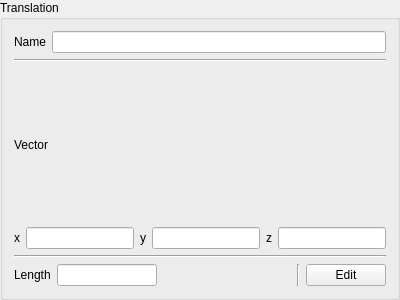
Old version of the form ui/transformation.ui in the repository ess-dmsc/nexus-constructor.
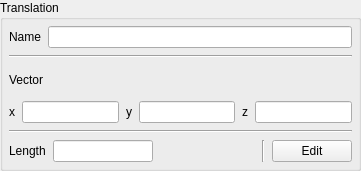
New version of the form.

Diff of the .ui file:
```diff
--- a/ui/transformation.ui
+++ b/ui/transformation.ui
@@ -6,8 +6,8 @@
    <rect>
     <x>0</x>
     <y>0</y>
-    <width>400</width>
-    <height>300</height>
+    <width>361</width>
+    <height>171</height>
    </rect>
   </property>
   <property name="windowTitle">
@@ -17,10 +17,28 @@
    <string>Translation</string>
   </property>
   <layout class="QVBoxLayout" name="verticalLayout_2">
+   <property name="leftMargin">
+    <number>6</number>
+   </property>
+   <property name="topMargin">
+    <number>6</number>
+   </property>
+   <property name="rightMargin">
+    <number>6</number>
+   </property>
+   <property name="bottomMargin">
+    <number>6</number>
+   </property>
    <item>
     <layout class="QVBoxLayout" name="mainLayout">
+     <property name="spacing">
+      <number>7</number>
+     </property>
      <item>
       <layout class="QHBoxLayout" name="nameLayout">
+       <property name="spacing">
+        <number>-1</number>
+       </property>
        <item>
         <widget class="QLabel" name="nameLabel">
          <property name="text">
@@ -62,6 +80,9 @@
      </item>
      <item>
       <layout class="QHBoxLayout" name="vectorLayout">
+       <property name="spacing">
+        <number>-1</number>
+       </property>
        <item>
         <widget class="QLabel" name="xPosLabel">
          <property name="text">
@@ -103,6 +124,9 @@
      </item>
      <item>
       <layout class="QHBoxLayout" name="lengthLayout">
+       <property name="spacing">
+        <number>-1</number>
+       </property>
        <item>
         <widget class="QLabel" name="valueLabel">
          <property name="text">
```
